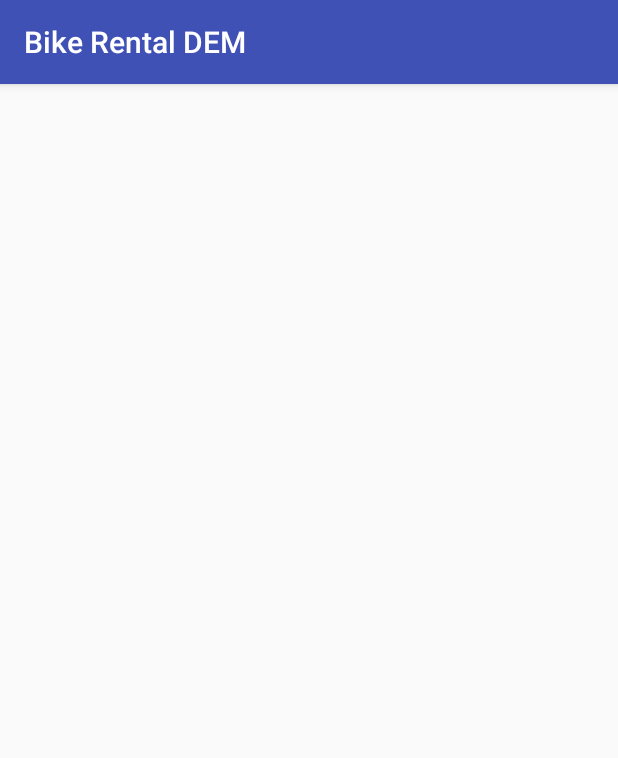
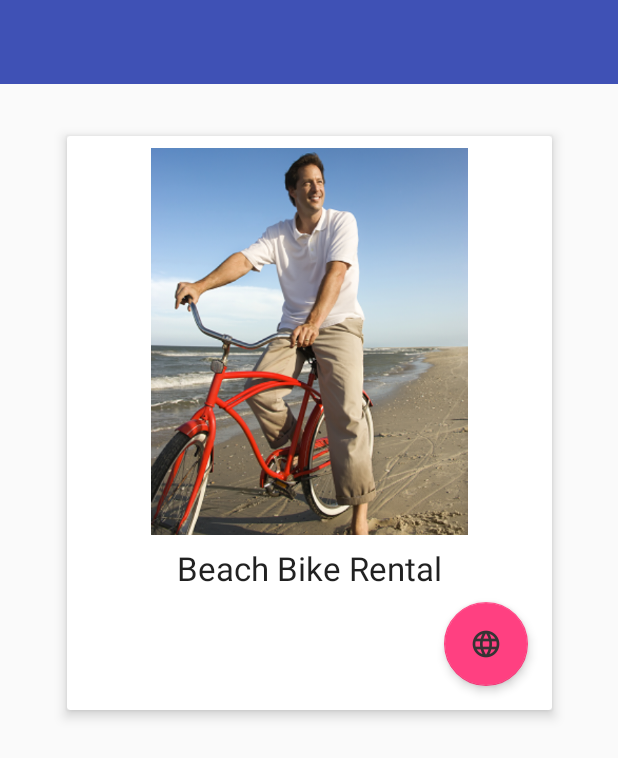
Before and after one commit to dmutlu/BikeRentalDEM, an Android app: the screen it shows after launch (MainActivity), on a phone screen of 412 x 824 dp. Shown: the top 758 px of the screen. Run offline under Robolectric (Android 15) with nearby library versions, the phone set to English and light mode, and no system bars.

Commit message:
Added images, recycleView, cardView, and data.

```diff
--- a/app/build.gradle
+++ b/app/build.gradle
@@ -38,4 +38,5 @@ dependencies {
     compile 'com.android.support.constraint:constraint-layout:1.0.2'
     compile 'com.android.support:cardview-v7:26.0.2'
     testCompile 'junit:junit:4.12'
+    compile 'com.android.support:design:26.0.2'
 }
--- /dev/null
+++ b/app/src/main/java/edu/umbc/dmutlu1/bikerentaldem/DataModel.java
@@ -0,0 +1,27 @@
+package edu.umbc.dmutlu1.bikerentaldem;
+
+public class DataModel {
+
+    private String name;
+    private int id_;
+    private int image;
+
+    public DataModel(String name, int id_, int image) {
+        this.name = name;
+        this.image=image;
+        this.id_ = id_;
+
+    }
+
+    public String getName() {
+        return name;
+    }
+
+    public int getImage() {
+        return image;
+    }
+
+    public int getId() {
+        return id_;
+    }
+}
--- a/app/src/main/java/edu/umbc/dmutlu1/bikerentaldem/MainActivity.java
+++ b/app/src/main/java/edu/umbc/dmutlu1/bikerentaldem/MainActivity.java
@@ -2,14 +2,47 @@ package edu.umbc.dmutlu1.bikerentaldem;
 
 import android.support.v7.app.AppCompatActivity;
 import android.os.Bundle;
+import android.support.v7.widget.LinearLayoutManager;
+import android.support.v7.widget.RecyclerView;
+import android.view.View;
+
+import java.util.ArrayList;
 
 public class MainActivity extends AppCompatActivity
 {
+    private RecyclerView mRecyclerView;
+    private RecyclerView.Adapter mAdapter;
+    private RecyclerView.LayoutManager mLayoutManager;
+    private static ArrayList<DataModel> data;
 
     @Override
     protected void onCreate(Bundle savedInstanceState)
     {
         super.onCreate(savedInstanceState);
         setContentView(R.layout.activity_main);
+        mRecyclerView = findViewById(R.id.recycleView);
+
+        // use this setting to improve performance if you know that changes
+        // in content do not change the layout size of the RecyclerView
+        mRecyclerView.setHasFixedSize(true);
+
+        // use a linear layout manager
+        mLayoutManager = new LinearLayoutManager(this);
+        //mLayoutManager.setAutoMeasureEnabled(true);
+        mRecyclerView.setLayoutManager(mLayoutManager);
+        //mRecyclerView.setNestedScrollingEnabled(false);
+
+        data = new ArrayList<>();
+        for (int i = 0; i < MyData.nameArray.length; i++) {
+            data.add(new DataModel(
+                    MyData.nameArray[i],
+                    MyData.id_[i],
+                    MyData.drawableArray[i]
+            ));
+        }
+
+        // specify an adapter (see also next example)
+        mAdapter = new MyAdapter(data);
+        mRecyclerView.setAdapter(mAdapter);
     }
 }
--- /dev/null
+++ b/app/src/main/java/edu/umbc/dmutlu1/bikerentaldem/MyAdapter.java
@@ -0,0 +1,67 @@
+package edu.umbc.dmutlu1.bikerentaldem;
+
+import android.support.v7.widget.RecyclerView;
+import android.view.LayoutInflater;
+import android.view.View;
+import android.view.ViewGroup;
+import android.widget.ImageView;
+import android.widget.TextView;
+
+import java.util.ArrayList;
+
+public class MyAdapter extends RecyclerView.Adapter<MyAdapter.ViewHolder> {
+    private ArrayList<DataModel> dataSet;
+
+    // Provide a reference to the views for each data item
+    // Complex data items may need more than one view per item, and
+    // you provide access to all the views for a data item in a view holder
+    public static class ViewHolder extends RecyclerView.ViewHolder {
+        // each data item is just a string in this case
+        TextView mTextView;
+        TextView textViewVersion;
+        ImageView imageViewIcon;
+
+        public ViewHolder(View v) {
+            super(v);
+
+            this.mTextView = itemView.findViewById(R.id.textViewName);
+            this.imageViewIcon = itemView.findViewById(R.id.imageView);
+        }
+    }
+
+    // Provide a suitable constructor (depends on the kind of dataset)
+    public MyAdapter(ArrayList<DataModel> myDataset) {
+        dataSet = myDataset;
+    }
+
+    // Create new views (invoked by the layout manager)
+    @Override
+    public MyAdapter.ViewHolder onCreateViewHolder(ViewGroup parent,
+                                                   int viewType) {
+        // create a new view
+        View v = LayoutInflater.from(parent.getContext())
+                .inflate(R.layout.bike_cards, parent, false);
+
+        // set the view's size, margins, paddings and layout parameters
+
+        ViewHolder vh = new ViewHolder(v);
+        return vh;
+    }
+
+    // Replace the contents of a view (invoked by the layout manager)
+    @Override
+    public void onBindViewHolder(ViewHolder holder, int position) {
+        // - get element from your dataset at this position
+        // - replace the contents of the view with that element
+
+        holder.mTextView.setText(dataSet.get(position).getName());
+        holder.imageViewIcon.setImageResource(dataSet.get(position).getImage());
+
+    }
+
+    // Return the size of your dataset (invoked by the layout manager)
+    @Override
+    public int getItemCount() {
+        return dataSet.size();
+    }
+}
--- /dev/null
+++ b/app/src/main/java/edu/umbc/dmutlu1/bikerentaldem/MyData.java
@@ -0,0 +1,8 @@
+package edu.umbc.dmutlu1.bikerentaldem;
+
+public class MyData
+{
+    static String[] nameArray = {"Beach Bike Rental", "Mountain Bike Rental"};
+    static Integer[] drawableArray = {R.drawable.beach, R.drawable.berkel};
+    static Integer[] id_ = {0, 1};
+}
--- a/app/src/main/res/layout/activity_main.xml
+++ b/app/src/main/res/layout/activity_main.xml
@@ -1,10 +1,22 @@
 <?xml version="1.0" encoding="utf-8"?>
-<android.support.constraint.ConstraintLayout
+<LinearLayout
         xmlns:android="http://schemas.android.com/apk/res/android"
         xmlns:tools="http://schemas.android.com/tools"
         xmlns:app="http://schemas.android.com/apk/res-auto"
+        android:orientation="vertical"
         android:layout_width="match_parent"
         android:layout_height="match_parent"
-        tools:context="edu.umbc.dmutlu1.bikerentaldem.MainActivity">
-
-</android.support.constraint.ConstraintLayout>
+        tools:context=".MainActivity">
+    <android.support.v7.widget.Toolbar
+            android:layout_width="match_parent"
+            android:layout_height="wrap_content"
+            android:background="?attr/colorPrimary"
+            android:theme="?attr/actionBarTheme"
+            android:minHeight="?attr/actionBarSize" android:id="@+id/toolbar"/>
+    <android.support.v7.widget.RecyclerView
+            android:layout_width="match_parent"
+            android:layout_height="match_parent"
+            android:scrollbars="vertical"
+            android:id="@+id/recycleView">
+    </android.support.v7.widget.RecyclerView>
+</LinearLayout>
--- /dev/null
+++ b/app/src/main/res/layout/bike_cards.xml
@@ -0,0 +1,75 @@
+<?xml version="1.0" encoding="utf-8"?>
+<android.support.constraint.ConstraintLayout xmlns:android="http://schemas.android.com/apk/res/android"
+                                             xmlns:card_view="http://schemas.android.com/apk/res-auto"
+                                             xmlns:tools="http://schemas.android.com/tools"
+                                             android:layout_width="match_parent"
+                                             android:layout_height="match_parent"
+                                             android:orientation="vertical"
+                                             android:tag="cards main container">
+
+    <android.support.v7.widget.CardView
+            android:id="@+id/card_view"
+            android:layout_width="wrap_content"
+            android:layout_height="400dp"
+            card_view:cardElevation="5dp"
+            card_view:cardUseCompatPadding="true" card_view:cardBackgroundColor="@color/cardview_light_background"
+            tools:layout_constraintTop_creator="1" tools:layout_constraintRight_creator="1"
+            android:layout_marginStart="8dp" android:layout_marginEnd="8dp"
+            card_view:layout_constraintRight_toRightOf="parent" tools:layout_constraintLeft_creator="1"
+            card_view:layout_constraintLeft_toLeftOf="parent"
+            android:layout_marginLeft="8dp" android:layout_marginRight="8dp"
+            card_view:layout_constraintTop_toTopOf="parent"
+            android:layout_marginTop="8dp" card_view:layout_constraintBottom_toBottomOf="parent"
+            android:layout_marginBottom="8dp" card_view:cardCornerRadius="2dp"
+            card_view:layout_constraintVertical_bias="0.052">
+
+        <android.support.constraint.ConstraintLayout
+                android:layout_width="match_parent"
+                android:layout_height="match_parent"
+                android:orientation="horizontal"
+        >
+
+            <ImageView
+                    android:id="@+id/imageView"
+                    android:tag="image_tag"
+                    android:layout_width="307dp"
+                    android:layout_height="258dp"
+                    android:src="@mipmap/ic_launcher"
+                    android:layout_marginLeft="8dp"
+                    card_view:layout_constraintLeft_toLeftOf="parent" android:layout_marginRight="8dp"
+                    card_view:layout_constraintRight_toRightOf="parent"
+                    android:layout_marginStart="8dp"
+                    android:layout_marginEnd="8dp"
+                    card_view:layout_constraintHorizontal_bias="0.492"
+                    card_view:layout_constraintTop_toTopOf="parent" android:layout_marginTop="8dp"/>
+
+            <TextView
+                    android:id="@+id/textViewName"
+                    android:layout_width="wrap_content"
+                    android:layout_height="wrap_content"
+                    android:text="TextView"
+                    android:textAppearance="?android:attr/textAppearanceLarge"
+                    android:layout_marginTop="7dp"
+                    card_view:layout_constraintTop_toBottomOf="@+id/imageView" android:layout_marginLeft="8dp"
+                    card_view:layout_constraintLeft_toLeftOf="parent" android:layout_marginRight="8dp"
+                    card_view:layout_constraintRight_toRightOf="parent"
+                    android:layout_marginStart="8dp"
+                    android:layout_marginEnd="8dp"/>
+            <android.support.design.widget.FloatingActionButton
+                    android:layout_width="wrap_content"
+                    android:layout_height="wrap_content"
+                    android:clickable="true"
+                    card_view:fabSize="normal"
+                    android:id="@+id/floatingActionButton"
+                    card_view:layout_constraintBottom_toBottomOf="parent"
+                    android:layout_marginBottom="8dp" android:layout_marginRight="8dp"
+                    card_view:layout_constraintRight_toRightOf="parent" android:layout_marginLeft="8dp"
+                    card_view:layout_constraintLeft_toLeftOf="parent" card_view:layout_constraintTop_toTopOf="parent"
+                    android:layout_marginTop="8dp" card_view:layout_constraintHorizontal_bias="0.968"
+                    card_view:layout_constraintVertical_bias="0.974" card_view:srcCompat="@mipmap/ic_fab_web"
+                    card_view:elevation="4dp"/>
+        </android.support.constraint.ConstraintLayout>
+
+    </android.support.v7.widget.CardView>
+
+</android.support.constraint.ConstraintLayout>
--- a/app/src/main/res/values/styles.xml
+++ b/app/src/main/res/values/styles.xml
@@ -1,7 +1,7 @@
 <resources>
 
     <!-- Base application theme. -->
-    <style name="AppTheme" parent="Theme.AppCompat.Light.DarkActionBar">
+    <style name="AppTheme" parent="Theme.AppCompat.Light.NoActionBar">
         <!-- Customize your theme here. -->
         <item name="colorPrimary">@color/colorPrimary</item>
         <item name="colorPrimaryDark">@color/colorPrimaryDark</item>
```
Also changed, not shown: app/src/main/ic_fab_web-web.png (added), app/src/main/res/drawable/beach.png (added), app/src/main/res/mipmap-hdpi/ic_fab_web.png (added), app/src/main/res/mipmap-mdpi/ic_fab_web.png (added), app/src/main/res/mipmap-xhdpi/ic_fab_web.png (added), app/src/main/res/mipmap-xxhdpi/ic_fab_web.png (added), app/src/main/res/mipmap-xxxhdpi/ic_fab_web.png (added), 1 other file.
